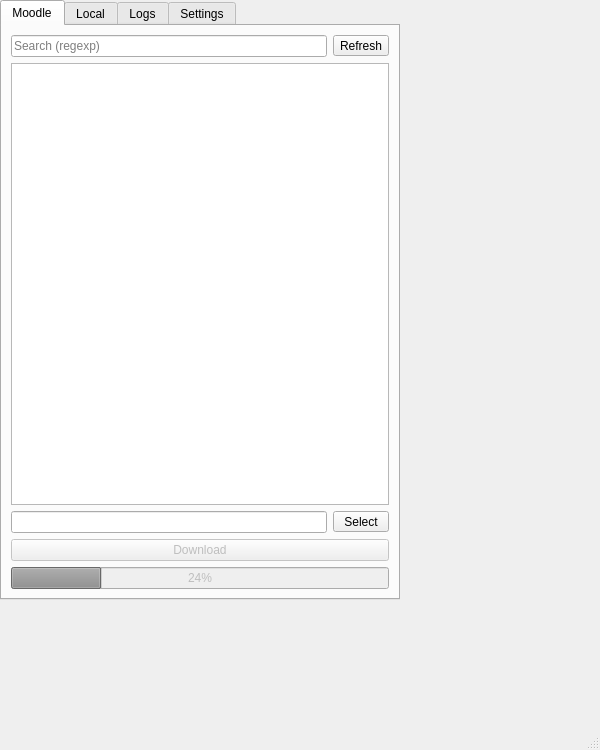
Above: muddle.ui from NaoPross/Muddle before the change. Below: the same form after it.
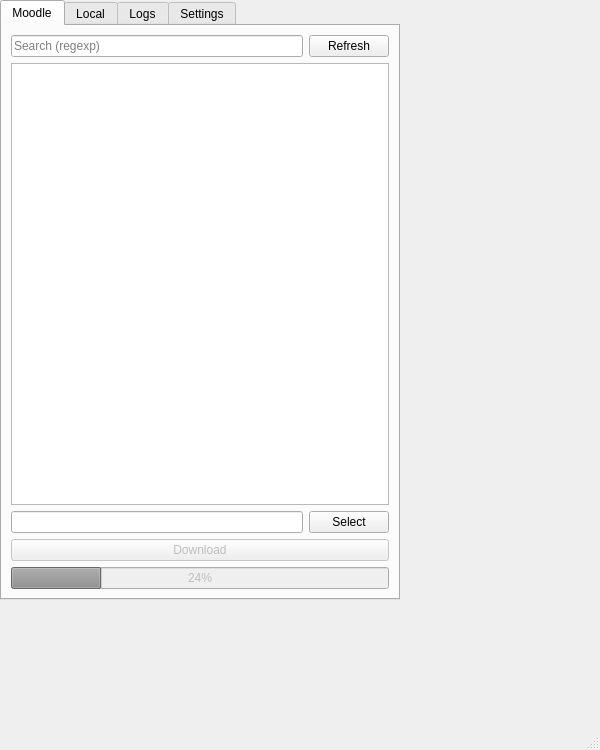
That is the form after the change.

Commit message: Replace QToolButtons with QPushButtons

What changed in the file:
```diff
--- a/muddle.ui
+++ b/muddle.ui
@@ -81,14 +81,14 @@
       </widget>
      </item>
      <item row="0" column="1">
-      <widget class="QToolButton" name="refreshBtn">
+      <widget class="QPushButton" name="refreshBtn">
        <property name="text">
         <string>Refresh</string>
        </property>
       </widget>
      </item>
      <item row="2" column="1">
-      <widget class="QToolButton" name="selectPathBtn">
+      <widget class="QPushButton" name="selectPathBtn">
        <property name="enabled">
         <bool>true</bool>
        </property>
```
The commit also changes 1 other file.
